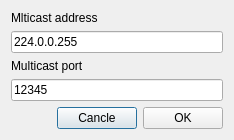
Old version of the form src/pages/udp/client/SAKUdpClientMulticastEditingDialog.ui in the repository x-tools-author/x-tools.
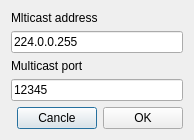
New version of the form.

```diff
--- a/src/pages/udp/client/SAKUdpClientMulticastEditingDialog.ui
+++ b/src/pages/udp/client/SAKUdpClientMulticastEditingDialog.ui
@@ -6,8 +6,8 @@
    <rect>
     <x>0</x>
     <y>0</y>
-    <width>234</width>
-    <height>130</height>
+    <width>180</width>
+    <height>129</height>
    </rect>
   </property>
   <property name="windowTitle">
```
